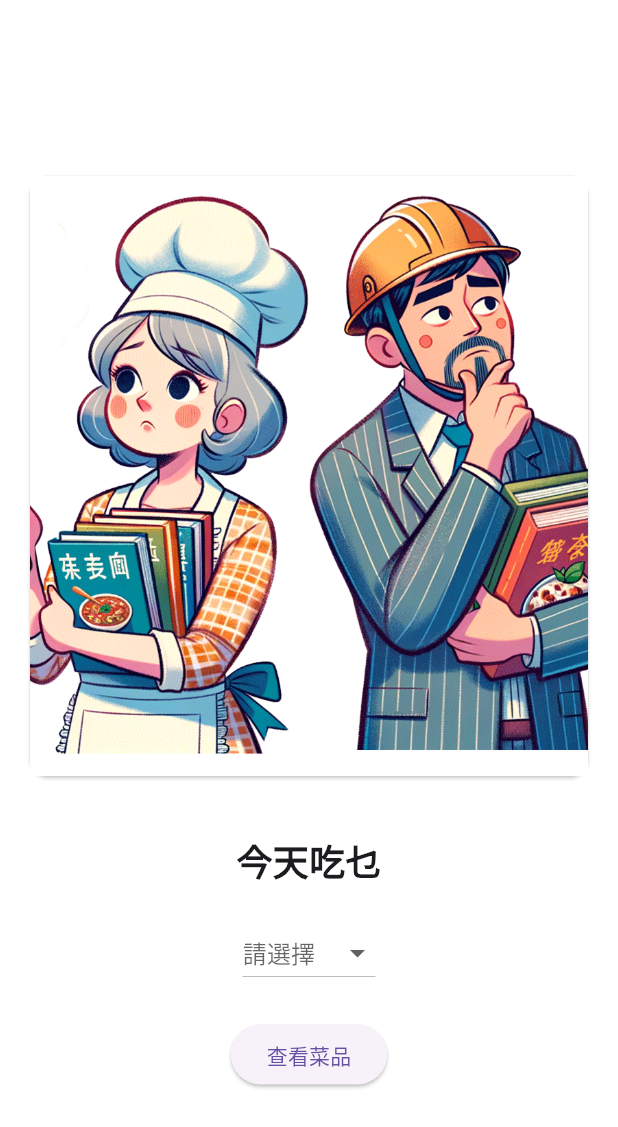
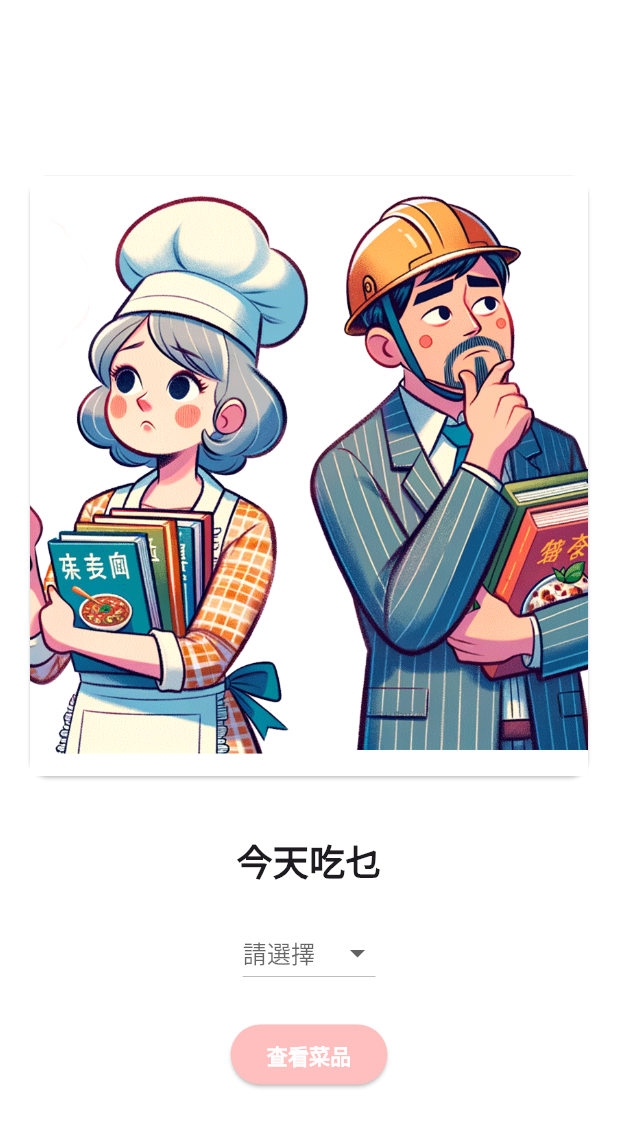
Before and after one commit to MYNANMEJACK/gogoapp, a Flutter app: the DishSelectorPage screen opened directly, on a phone screen of 412 x 824 dp. Shown: the top 1127 px of the screen. Run offline on Flutter 3.47's test engine with Material 3 defaults, Android fonts, the light colour scheme and no system bars; our stand-ins replace carousel_slider, shared_preferences; accounts and stored records are empty; network calls fail.

Commit message:
Your commit message

```diff
--- a/lib/drinks.dart
+++ b/lib/drinks.dart
@@ -38,8 +38,7 @@ class _DishSelectorPageState extends State<DishSelectorPage> {
       isLoading = true;
     });
     try {
-      final response = await http.get(Uri.parse('http://10.0.2.2:3000/random-dishes'));//api從API獲取隨機菜品數據
-
+      final response = await http.get(Uri.parse('http://10.0.2.2:3000/random-dishes'));
       if (response.statusCode == 200 && response.body.isNotEmpty) {
         Map<String, dynamic> data = jsonDecode(response.body);
         setState(() {
@@ -107,7 +106,7 @@ class _DishSelectorPageState extends State<DishSelectorPage> {
       backgroundColor: Colors.white,
       body: isLoading
           ? Center(child: CircularProgressIndicator())
-          : PageView(//頁内切換
+          : PageView(
               controller: _pageController,
               children: [
                 Column(
@@ -158,7 +157,16 @@ class _DishSelectorPageState extends State<DishSelectorPage> {
                           );
                         }
                       },
-                      child: Text('查看菜品'),
+                      child: Text(
+                        '查看菜品',
+                        style: TextStyle(
+                          fontWeight: FontWeight.bold,
+                          color: Colors.white, // 白色字体
+                        ),
+                      ),
+                      style: ElevatedButton.styleFrom(
+                        backgroundColor: const Color.fromARGB(255, 255, 191, 191), // 浅粉色背景
+                      ),
                     ),
                   ],
                 ),
@@ -168,7 +176,16 @@ class _DishSelectorPageState extends State<DishSelectorPage> {
                     ...meatDishes.map((dish) => DishCard(dish: dish)).toList(),
                     ElevatedButton(
                       onPressed: buyAllItems,
-                      child: Text('一鍵加購 (${vegetableDishes.length + meatDishes.length})'),
+                      child: Text(
+                        '一鍵加購 (${vegetableDishes.length + meatDishes.length})',
+                        style: TextStyle(
+                          fontWeight: FontWeight.bold,
+                          color: Colors.white, // 白色字体
+                        ),
+                      ),
+                      style: ElevatedButton.styleFrom(
+                        backgroundColor: const Color.fromARGB(255, 255, 191, 191), // 浅粉色背景
+                      ),
                     ),
                   ],
                 ),
@@ -213,7 +230,7 @@ class DishCard extends StatelessWidget {
     );
   }
 }
-//定義菜品的屬性和構造函數
+
 class Dish {
   final String name;
   final String recipe;
```
Also changed, not shown: lib/checkout.dart (+24 -27 lines), lib/product_details_page.dart (+29 -7 lines), lib/search_page.dart (+10 -6 lines).
